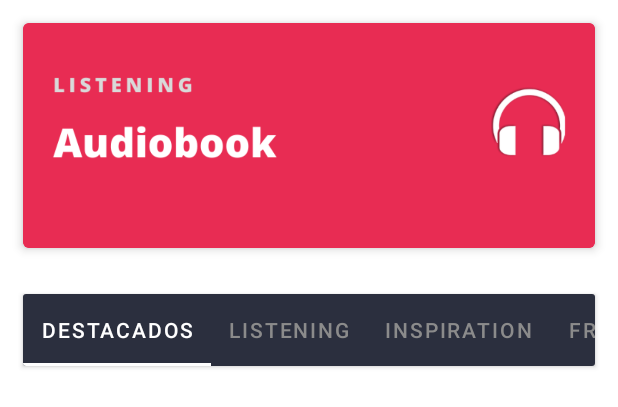
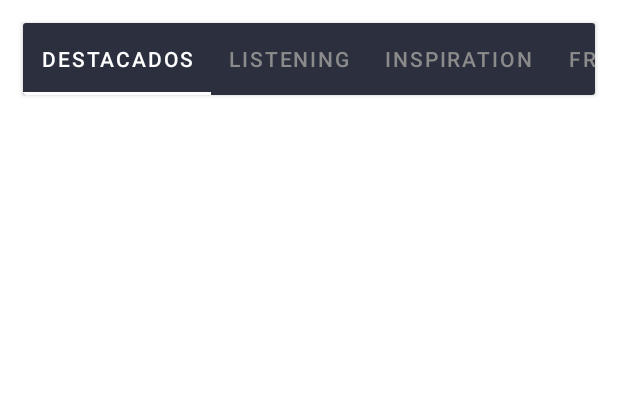
Before and after one commit to g3rardogo/BooksApp, an Android app: the layout fragment_books.xml on its own in the app's theme, with its tools: preview values and no code run, on a phone screen of 412 x 824 dp. Shown: the top 407 px of the screen. Run offline under Robolectric (Android 15) with nearby library versions, the phone set to English and light mode, and no system bars.

Commit message:
Moviendo la imagen principal hacia el layout main

```diff
--- a/app/src/main/java/com/books/app/network/FirestoreService.kt
+++ b/app/src/main/java/com/books/app/network/FirestoreService.kt
@@ -1,6 +1,7 @@
 package com.books.app.network
 
 import com.books.app.model.Book
+import com.books.app.model.Category
 import com.google.firebase.firestore.FirebaseFirestore
 import com.google.firebase.firestore.FirebaseFirestoreSettings
 
@@ -25,4 +26,5 @@ class FirestoreService {
                 }
             }
     }
+
 }
--- a/app/src/main/res/layout/fragment_books.xml
+++ b/app/src/main/res/layout/fragment_books.xml
@@ -13,19 +13,6 @@
             android:layout_width="match_parent"
             android:layout_height="match_parent"
             android:orientation="vertical">
-            <androidx.cardview.widget.CardView
-                android:layout_width="match_parent"
-                android:layout_height="wrap_content"
-                app:cardCornerRadius="4dp"
-                app:cardElevation="4dp"
-                android:layout_margin="15dp"
-                app:cardBackgroundColor="@color/colorAccent">
-                <ImageView
-                    android:layout_width="match_parent"
-                    android:layout_height="150dp"
-                    android:src="@drawable/banner_home"
-                    android:scaleType="centerCrop"/>
-            </androidx.cardview.widget.CardView>
             <androidx.cardview.widget.CardView
                 android:layout_width="match_parent"
                 android:layout_height="wrap_content"
```
Also changed, not shown: app/src/main/java/com/books/app/model/Category.kt (added, +7 -0 lines), app/src/main/res/layout/activity_main.xml (+14 -0 lines).
